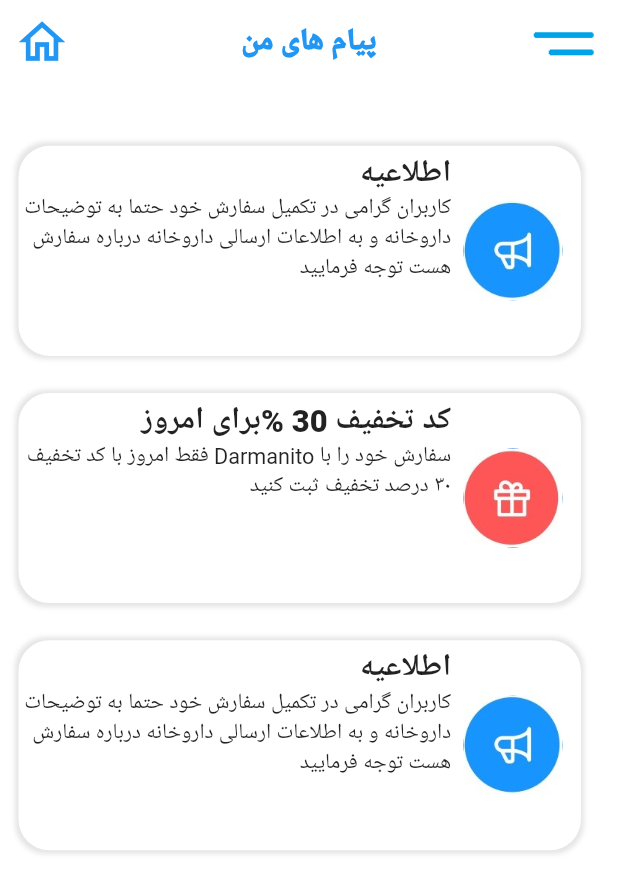
After one commit to mrroz/darmanito_flutter, a Flutter app: the Alert screen opened directly, on a phone screen of 412 x 824 dp. The commit adds this screen. Shown: the top 893 px of the screen. Run offline on Flutter 3.47's test engine with Material 2 defaults, Android fonts, the phone set to English and light mode, and no system bars.

Commit message:
finished page2 alert

```diff
--- /dev/null
+++ b/lib/alert.dart
@@ -0,0 +1,123 @@
+
+import 'package:flutter/cupertino.dart';
+import 'package:flutter/material.dart';
+
+class Alert extends StatefulWidget {
+  @override
+  _AlertState createState() => _AlertState();
+}
+
+class _AlertState extends State<Alert> {
+
+  List alert_info =[
+    """کاربران گرامی در تکمیل سفارش خود حتما به توضیحات
+داروخانه و به اطلاعات ارسالی داروخانه درباره سفارش
+هست توجه فرمایید    """,
+    """سفارش خود را با Darmanito فقط امروز با کد تخفیف
+۳۰ درصد تخفیف ثبت کنید     """,
+    """کاربران گرامی در تکمیل سفارش خود حتما به توضیحات
+داروخانه و به اطلاعات ارسالی داروخانه درباره سفارش
+هست توجه فرمایید    """
+  ];
+
+  List alert_title=[
+    "اطلاعیه",
+    "کد تخفیف 30 %برای امروز",
+    "اطلاعیه"
+  ];
+
+  List alert_icons=[
+    'images/alerticon.jpg',
+    'images/gifticon.jpg',
+    'images/alerticon1.jpg',
+  ];
+
+
+
+  @override
+  Widget build(BuildContext context) {
+
+    var wi = MediaQuery.of(context).size.width;
+    var he = MediaQuery.of(context).size.height;
+
+    return Scaffold(
+      backgroundColor: Colors.white,
+      appBar: _myAppbar(wi),
+      body: Container(
+        margin: new EdgeInsets.only(  top:wi*.07,),
+        width: wi,
+        height: he,
+        padding:  new EdgeInsets.only(right: wi*.03),
+        child: Center(child: ListView.builder(
+          itemCount: alert_title.length,
+
+            itemBuilder: (context,index)=>_alert_item(wi,index)
+
+        )),
+
+      ),
+    );
+  }
+
+
+
+  Widget _myAppbar(wi){
+    return AppBar(
+      centerTitle: true,
+      elevation: 0,
+      backgroundColor: Colors.transparent,
+      actions: [
+        Container(
+          margin: new EdgeInsets.only(right: wi*.03),
+          child: Image.asset('images/icon.png',width: wi*.11,),)
+      ],
+
+      title: Container(
+        child: Text('پيام های من',style: TextStyle(color: Colors.blue,fontWeight: FontWeight.w900)),
+      ),
+
+      leading: Container(
+        child:   GestureDetector(
+            onTap: ()=>Navigator.pop(context),
+            child: Icon(Icons.home_outlined,color: Colors.blue,size:wi*.09 ,)),),
+
+    );
+  }
+
+
+  Widget _alert_item(wi,index){
+    return Container(
+      margin: new EdgeInsets.symmetric(  horizontal: wi*.03,vertical: wi*.03) ,
+      decoration: BoxDecoration(
+        borderRadius: BorderRadius.all(Radius.circular(wi*.05)),
+        color: Colors.white,
+        boxShadow: [
+          BoxShadow(
+            color: Colors.black12.withOpacity(0.1),
+            spreadRadius: 2,
+            blurRadius: 2,
+            offset: Offset(0, 0), // changes position of shadow
+          ),
+        ],
+      ),
+      child: Row(
+        mainAxisAlignment: MainAxisAlignment.end,
+        children: [
+          Container(
+            width: wi*.7,
+            height: wi*.33,
+            margin: new EdgeInsets.only(  top:wi*.01,) ,
+            child:Column(
+              textDirection: TextDirection.rtl,
+              crossAxisAlignment: CrossAxisAlignment.start,
+              children: [
+                Text(alert_title[index],textDirection: TextDirection.rtl,style: TextStyle(fontSize: wi*.05,fontWeight: FontWeight.w800),),
+                Text(alert_info[index],textDirection: TextDirection.rtl,style: TextStyle(fontSize: wi*.035))
+              ],),),
+          Container(
+              width: wi*.16,
+              margin: new EdgeInsets.only(  right:wi*.03,left:wi*.02  ) ,
+              child: CircleAvatar(radius: wi*.09,child: Image.asset(alert_icons[index]),)),
+        ],),);
+  }
+}
--- a/lib/main.dart
+++ b/lib/main.dart
@@ -1,8 +1,9 @@
 
 import 'dart:ui';
 
-import 'package:flutter/cupertino.dart';
+import 'package:darmanito/alert.dart';
 import 'package:flutter/material.dart';
+
 
 void main() {
   runApp(MyApp());}
@@ -35,15 +36,15 @@ Color greenColor =Color(0xff01de9a);
   @override
   Widget build(BuildContext context) {
 
-    var he = MediaQuery.of(context).size.height;
     var wi = MediaQuery.of(context).size.width;
 
                           /////////////// main
     return Scaffold(
       backgroundColor: Colors.white,
       appBar: _myAppbar(wi),
-      body: Column(
+      body: ListView(
         children: [
+
           _topImageTitle(wi),
           _bottomMenu(wi)
 
@@ -62,7 +63,7 @@ Color greenColor =Color(0xff01de9a);
   //////////////widgets
 
 
-  //1.Appbar
+  //Appbar
   Widget _myAppbar(wi){
     return AppBar(
       elevation: 0,
@@ -86,7 +87,14 @@ Color greenColor =Color(0xff01de9a);
       leading: Container(
         margin: new EdgeInsets.all(wi*.02),
         child: Stack(children: [
-          Align(child:Icon(Icons.notifications_none,color: Colors.blue,size:wi*.09 ,) ,alignment: Alignment.center,),
+          Align(child:GestureDetector(
+            onTap: ()=>Navigator.push(
+              context,
+              MaterialPageRoute(builder: (context) => Alert()),
+            ),
+              child: Icon(Icons.notifications_none,color: Colors.blue,size:wi*.09 ,)) ,alignment: Alignment.center,),
+
+
           Align(child:Icon(Icons.circle,color: Colors.red,size:wi*.048 ,) ,alignment: Alignment.topRight,),
 
         ],),),
@@ -179,16 +187,22 @@ Color greenColor =Color(0xff01de9a);
   }
 
 
-  Widget _bannerItem(wi,Widget image,Widget banner){
-    return Container(
-      width: wi*.3,
-      child: Stack(children: [
 
-          Container(
-          margin:EdgeInsets.only( top: 20),
-            child: _menuItem(wi,image),),
+  //1.sub widget of _bottomMenu
+  Widget _bottomTitle(wi){
+    return  Container(
+      margin: new EdgeInsets.only(top: wi*.04,right: wi*.01),
+      width: wi,
+      height: wi*.16,
+      child: Column(children: [
+        Align(
+          alignment: Alignment.topRight,
+          child: Container(
+              margin: new EdgeInsets.all( wi*.03),
+              child: Text('در درمانيتو',style: TextStyle(fontWeight: FontWeight.w900,color: Colors.blue,fontSize: wi*.05),)),
+        ),
 
-          Container(child: banner),
+        Container()
 
 
       ],),
@@ -196,6 +210,20 @@ Color greenColor =Color(0xff01de9a);
   }
 
 
+//2.sub widget of _bottomMenu
+  Widget _bannerItem(wi,Widget image,Widget banner){
+    return Container(
+      width: wi*.3,
+      child: Stack(children: [
+        Container(
+          margin:EdgeInsets.only( top: 20),
+          child: _menuItem(wi,image),),
+        Container(child: banner),
+      ],),
+    );
+  }
+
+  //1.sub widget of _bannerItem
   Widget _banner(wi){
     return Container(
       margin: new EdgeInsets.only( left: wi*.08),
@@ -205,12 +233,13 @@ Color greenColor =Color(0xff01de9a);
       decoration: BoxDecoration(
           color: Colors.amberAccent,
           borderRadius:BorderRadius.all(Radius.circular(wi*.025))
+        //morteza roozbehi
 
       ),
     );
   }
 
-
+  // 2.sub widget of _bannerItem
   Widget _menuItem(wi,image){
     return Container(
       margin:new EdgeInsets.only(left: wi*.053,bottom: wi*.08) ,
@@ -235,37 +264,8 @@ Color greenColor =Color(0xff01de9a);
     );
   }
 
-  //1.sub widget of _bottomMenu
-  Widget _bottomTitle(wi){
-    return  Container(
-      margin: new EdgeInsets.only(top: wi*.04,right: wi*.01),
-      width: wi,
-      height: wi*.16,
-      child: Column(children: [
-        Align(
-          alignment: Alignment.topRight,
-          child: Container(
-              margin: new EdgeInsets.all( wi*.03),
-              child: Text('در درمانيتو',style: TextStyle(fontWeight: FontWeight.w900,color: Colors.blue,fontSize: wi*.05),)),
-        ),
-
-        Container()
 
 
-      ],),
-    );
-  }
-
-  Widget _menus(wi){
-    return Align(
-      alignment: Alignment.topRight,
-      child: Container(
-        color: Colors.red,
-        width: wi*.05,
-        height: wi*.01,
-      ),
-    );
-  }
 
 
 }
--- a/pubspec.yaml
+++ b/pubspec.yaml
@@ -54,6 +54,9 @@ flutter:
      - images/icon4.jpg
      - images/icon5.jpg
      - images/icon6.jpg
+     - images/alerticon.jpg
+     - images/alerticon1.jpg
+     - images/gifticon.jpg
 
   # An image asset can refer to one or more resolution-specific "variants", see
   # https://flutter.dev/assets-and-images/#resolution-aware.
```
Also changed, not shown: images/alerticon.jpg (added), images/alerticon1.jpg (added), images/gifticon.jpg (added). Lines whose indentation alone changed are shown as unchanged.
